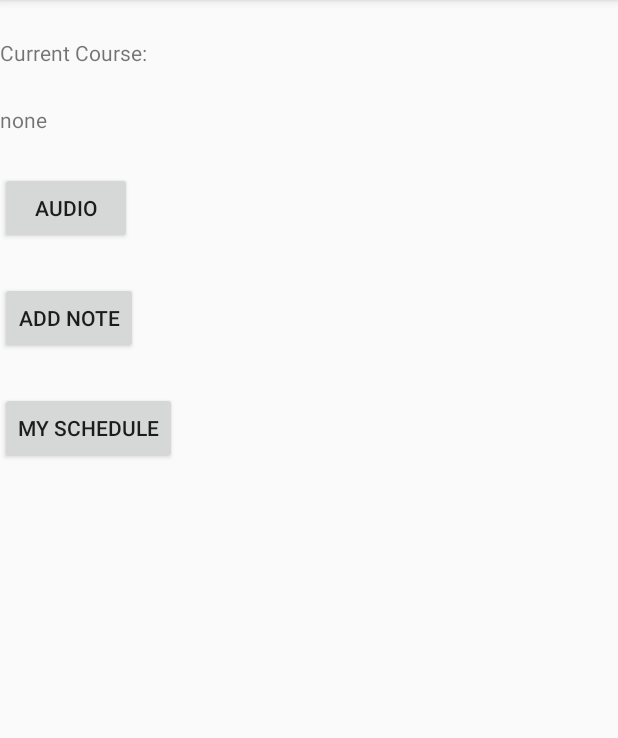
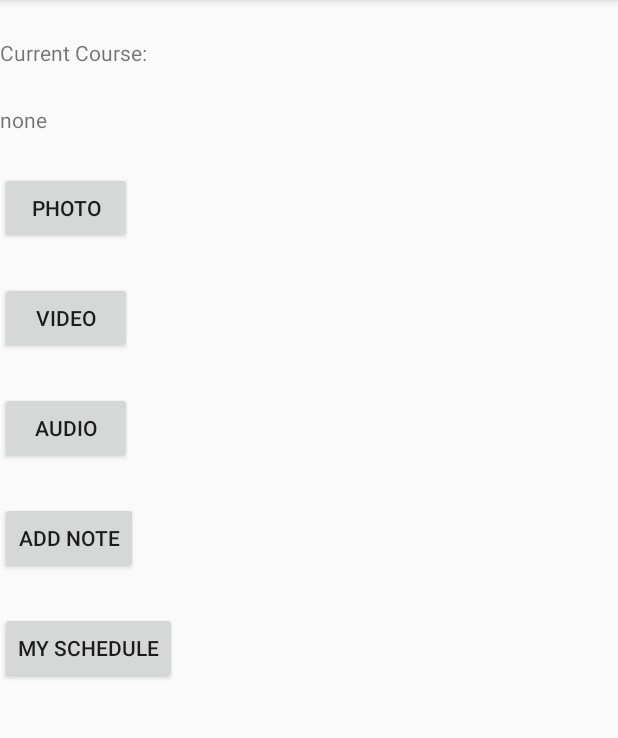
Before and after one commit to nhandh/Lecture_Helper_Android, an Android app: the screen it shows after launch (MainActivity), on a phone screen of 412 x 824 dp, the part 84-822 px from its top. Run offline under Robolectric (Android 15) with nearby library versions, the phone set to English and light mode, and no system bars.

Commit message:
Add take photo and take video. Done with all basic tasks. Will need to make the UI look more beautiful.

```diff
--- a/app/src/main/res/layout/activity_main.xml
+++ b/app/src/main/res/layout/activity_main.xml
@@ -15,6 +15,22 @@
         android:layout_marginTop="25dp"
         android:layout_width="wrap_content"
         android:layout_height="wrap_content" />
+
+    <Button android:id="@+id/main_btn_addPhoto"
+        android:layout_width="wrap_content"
+        android:layout_height="wrap_content"
+        android:layout_marginTop="25dp"
+        android:text="Photo"
+        android:onClick="addPhoto"
+        />
+
+    <Button android:id="@+id/main_btn_addVideo"
+        android:layout_width="wrap_content"
+        android:layout_height="wrap_content"
+        android:layout_marginTop="25dp"
+        android:text="Video"
+        android:onClick="addVideo"
+        />
 
     <Button android:id="@+id/main_btn_addAudio"
         android:layout_width="wrap_content"
```
Also changed, not shown: app/src/main/java/com/example/nhdo/lecturehelper/MainActivity.java (+57 -2 lines).
